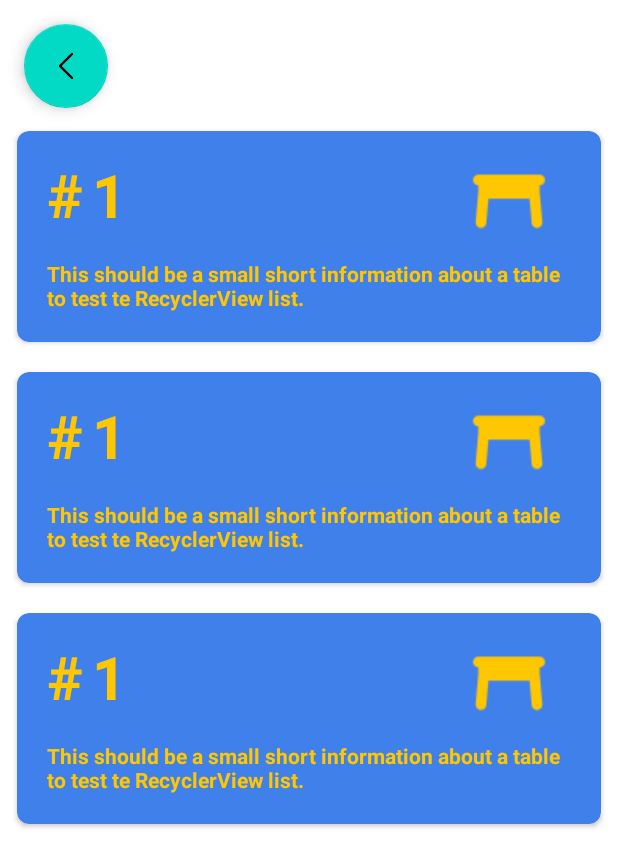
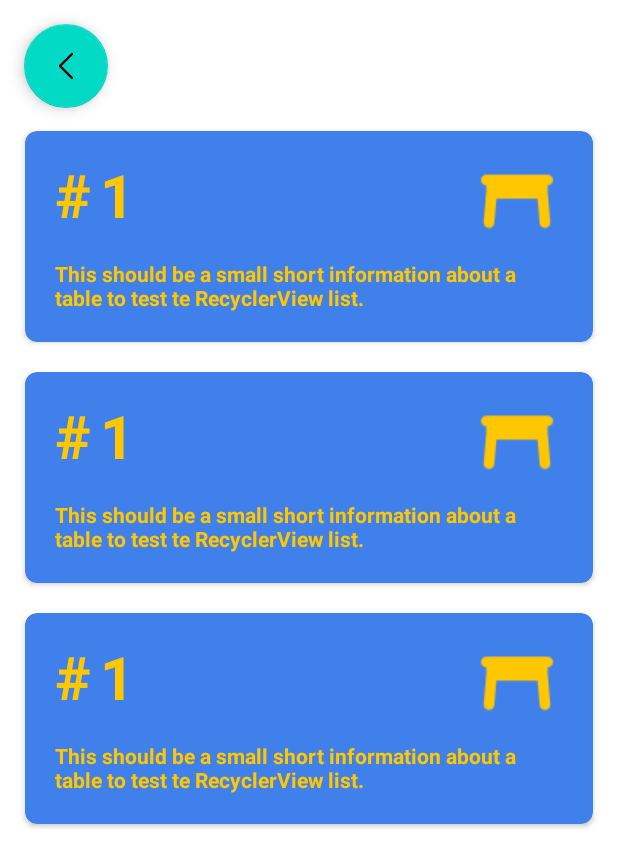
Before and after one commit to DavidAntunezPerez/RestaurAPP_Android, an Android app: the layout activity_select_table.xml on its own in the app's theme, with its tools: preview values and no code run, on a phone screen of 412 x 824 dp. Shown: the top 867 px of the screen. Run offline under Robolectric (Android 15) with nearby library versions, the phone set to English and light mode, and no system bars.

Commit message:
Ordered all the .kt files in folders depending on function. Styled RecyclerViews.

```diff
--- a/app/src/main/java/com/example/restaurapp/ComListActivity.kt
+++ b/app/src/main/java/com/example/restaurapp/activities/ComListActivity.kt
@@ -1,4 +1,4 @@
-package com.example.restaurapp
+package com.example.restaurapp.activities
 
 import androidx.appcompat.app.AppCompatActivity
 import android.os.Bundle
--- a/app/src/main/java/com/example/restaurapp/MainActivity.kt
+++ b/app/src/main/java/com/example/restaurapp/activities/MainActivity.kt
@@ -1,4 +1,4 @@
-package com.example.restaurapp
+package com.example.restaurapp.activities
 
 import android.content.Context
 import android.content.Intent
--- a/app/src/main/java/com/example/restaurapp/SelectTableActivity.kt
+++ b/app/src/main/java/com/example/restaurapp/activities/SelectTableActivity.kt
@@ -1,4 +1,4 @@
-package com.example.restaurapp
+package com.example.restaurapp.activities
 
 import android.content.Context
 import androidx.appcompat.app.AppCompatActivity
@@ -7,8 +7,8 @@ import android.widget.Toast
 import androidx.recyclerview.widget.LinearLayoutManager
 import androidx.recyclerview.widget.RecyclerView
 import com.example.restaurapp.databinding.ActivitySelectTableBinding
-import com.example.restaurapp.firestore.SelectTableAdapter
-import com.example.restaurapp.firestore.Table
+import com.example.restaurapp.adapters.SelectTableAdapter
+import com.example.restaurapp.entities.Table
 import com.google.firebase.firestore.FirebaseFirestore
 import com.google.firebase.firestore.ktx.firestore
 import com.google.firebase.ktx.Firebase
--- a/app/src/main/java/com/example/restaurapp/SignInActivity.kt
+++ b/app/src/main/java/com/example/restaurapp/activities/SignInActivity.kt
@@ -1,4 +1,4 @@
-package com.example.restaurapp
+package com.example.restaurapp.activities
 
 import android.app.Activity
 import android.content.Context
@@ -7,6 +7,7 @@ import androidx.appcompat.app.AppCompatActivity
 import android.os.Bundle
 import android.widget.Toast
 import androidx.activity.result.contract.ActivityResultContracts
+import com.example.restaurapp.R
 import com.example.restaurapp.databinding.ActivitySignInBinding
 import com.google.android.gms.auth.api.signin.GoogleSignIn
 import com.google.android.gms.auth.api.signin.GoogleSignInAccount
--- a/app/src/main/java/com/example/restaurapp/SignUpActivity.kt
+++ b/app/src/main/java/com/example/restaurapp/activities/SignUpActivity.kt
@@ -1,4 +1,4 @@
-package com.example.restaurapp
+package com.example.restaurapp.activities
 
 import android.content.Context
 import android.content.Intent
--- a/app/src/main/java/com/example/restaurapp/firestore/DishAdapter.kt
+++ b/app/src/main/java/com/example/restaurapp/adapters/DishAdapter.kt
@@ -1,4 +1,4 @@
-package com.example.restaurapp.firestore
+package com.example.restaurapp.adapters
 
 import android.util.Log
 import android.view.LayoutInflater
@@ -9,6 +9,7 @@ import android.widget.TextView
 import androidx.appcompat.app.AppCompatActivity
 import androidx.recyclerview.widget.RecyclerView
 import com.example.restaurapp.R
+import com.example.restaurapp.entities.Dish
 import com.google.android.material.snackbar.Snackbar
 import com.google.firebase.ktx.Firebase
 import com.google.firebase.storage.ktx.storage
--- a/app/src/main/java/com/example/restaurapp/firestore/DishCCMoreAdapter.kt
+++ b/app/src/main/java/com/example/restaurapp/adapters/DishCCMoreAdapter.kt
@@ -1,12 +1,12 @@
-package com.example.restaurapp.firestore
+package com.example.restaurapp.adapters
 
 import android.view.LayoutInflater
 import android.view.View
 import android.view.ViewGroup
-import android.widget.ImageView
 import android.widget.TextView
 import androidx.recyclerview.widget.RecyclerView
 import com.example.restaurapp.R
+import com.example.restaurapp.entities.Dish
 
 class DishCCMoreAdapter(private val dishesList: List<Dish>) :
     RecyclerView.Adapter<DishCCMoreAdapter.DishCCMoreViewHolder>() {
--- a/app/src/main/java/com/example/restaurapp/firestore/SelectTableAdapter.kt
+++ b/app/src/main/java/com/example/restaurapp/adapters/SelectTableAdapter.kt
@@ -1,4 +1,4 @@
-package com.example.restaurapp.firestore
+package com.example.restaurapp.adapters
 
 import android.content.Intent
 import android.view.LayoutInflater
@@ -6,8 +6,9 @@ import android.view.View
 import android.view.ViewGroup
 import android.widget.TextView
 import androidx.recyclerview.widget.RecyclerView
-import com.example.restaurapp.CreateComActivity
+import com.example.restaurapp.activities.CreateComActivity
 import com.example.restaurapp.R
+import com.example.restaurapp.entities.Table
 
 class SelectTableAdapter(private val tableList: ArrayList<Table>) :
     RecyclerView.Adapter<SelectTableAdapter.SelectTableViewHolder>() {
--- a/app/src/main/java/com/example/restaurapp/firestore/Dish.kt
+++ b/app/src/main/java/com/example/restaurapp/entities/Dish.kt
@@ -1,4 +1,4 @@
-package com.example.restaurapp.firestore
+package com.example.restaurapp.entities
 
 data class Dish(
     var id: String? = null,
--- a/app/src/main/java/com/example/restaurapp/firestore/Table.kt
+++ b/app/src/main/java/com/example/restaurapp/entities/Table.kt
@@ -1,4 +1,4 @@
-package com.example.restaurapp.firestore
+package com.example.restaurapp.entities
 
 import android.os.Parcel
 import android.os.Parcelable
--- a/app/src/main/java/com/example/restaurapp/fragments/CreateComFragment.kt
+++ b/app/src/main/java/com/example/restaurapp/fragments/CreateComFragment.kt
@@ -4,7 +4,6 @@ import android.content.Context
 import android.os.Bundle
 import android.text.Editable
 import android.text.TextWatcher
-import android.util.Log
 import androidx.fragment.app.Fragment
 import android.view.LayoutInflater
 import android.view.View
@@ -13,9 +12,8 @@ import android.widget.EditText
 import androidx.recyclerview.widget.LinearLayoutManager
 import androidx.recyclerview.widget.RecyclerView
 import com.example.restaurapp.R
-import com.example.restaurapp.firestore.Dish
-import com.example.restaurapp.firestore.DishAdapter
-import com.example.restaurapp.firestore.DishCCMoreAdapter
+import com.example.restaurapp.entities.Dish
+import com.example.restaurapp.adapters.DishCCMoreAdapter
 
 class CreateComFragment : Fragment() {
 
--- a/app/src/main/res/layout/activity_com_list.xml
+++ b/app/src/main/res/layout/activity_com_list.xml
@@ -4,7 +4,7 @@
     xmlns:tools="http://schemas.android.com/tools"
     android:layout_width="match_parent"
     android:layout_height="match_parent"
-    tools:context=".ComListActivity">
+    tools:context=".activities.ComListActivity">
 
 
     <com.google.android.material.floatingactionbutton.FloatingActionButton
--- a/app/src/main/res/layout/activity_create_com.xml
+++ b/app/src/main/res/layout/activity_create_com.xml
@@ -4,7 +4,7 @@
     xmlns:tools="http://schemas.android.com/tools"
     android:layout_width="match_parent"
     android:layout_height="match_parent"
-    tools:context=".CreateComActivity">
+    tools:context=".activities.CreateComActivity">
 
     <com.google.android.material.floatingactionbutton.FloatingActionButton
         android:id="@+id/btnBack"
@@ -48,6 +48,7 @@
         android:layout_width="409dp"
         android:layout_height="550dp"
         android:layout_marginTop="5dp"
+        android:paddingHorizontal="5dp"
         app:layout_constraintEnd_toEndOf="parent"
         app:layout_constraintStart_toStartOf="parent"
         app:layout_constraintTop_toBottomOf="@+id/btnBack"
--- a/app/src/main/res/layout/activity_select_table.xml
+++ b/app/src/main/res/layout/activity_select_table.xml
@@ -4,7 +4,7 @@
     xmlns:tools="http://schemas.android.com/tools"
     android:layout_width="match_parent"
     android:layout_height="match_parent"
-    tools:context=".ComListActivity">
+    tools:context=".activities.ComListActivity">
 
 
     <com.google.android.material.floatingactionbutton.FloatingActionButton
@@ -25,6 +25,7 @@
         android:layout_width="409dp"
         android:layout_height="650dp"
         android:layout_marginTop="5dp"
+        android:paddingHorizontal="5dp"
         app:layout_constraintEnd_toEndOf="parent"
         app:layout_constraintStart_toStartOf="parent"
         app:layout_constraintTop_toBottomOf="@+id/btnBack"
--- a/app/src/main/res/layout/activity_sign_in.xml
+++ b/app/src/main/res/layout/activity_sign_in.xml
@@ -5,7 +5,7 @@
     android:layout_width="match_parent"
     android:layout_height="match_parent"
     android:background="@drawable/signin_screen"
-    tools:context=".SignInActivity">
+    tools:context=".activities.SignInActivity">
 
 
     <com.google.android.material.textfield.TextInputLayout
--- a/app/src/main/res/layout/activity_sign_up.xml
+++ b/app/src/main/res/layout/activity_sign_up.xml
@@ -5,7 +5,7 @@
     android:layout_width="match_parent"
     android:layout_height="match_parent"
     android:background="@drawable/signup_screen"
-    tools:context=".SignUpActivity">
+    tools:context=".activities.SignUpActivity">
 
 
     <com.google.android.material.textfield.TextInputLayout
```
Also changed, not shown: app/src/main/AndroidManifest.xml (+6 -6 lines), app/src/main/java/com/example/restaurapp/activities/CreateComActivity.kt (renamed from app/src/main/java/com/example/restaurapp/CreateComActivity.kt, +4 -3 lines).
